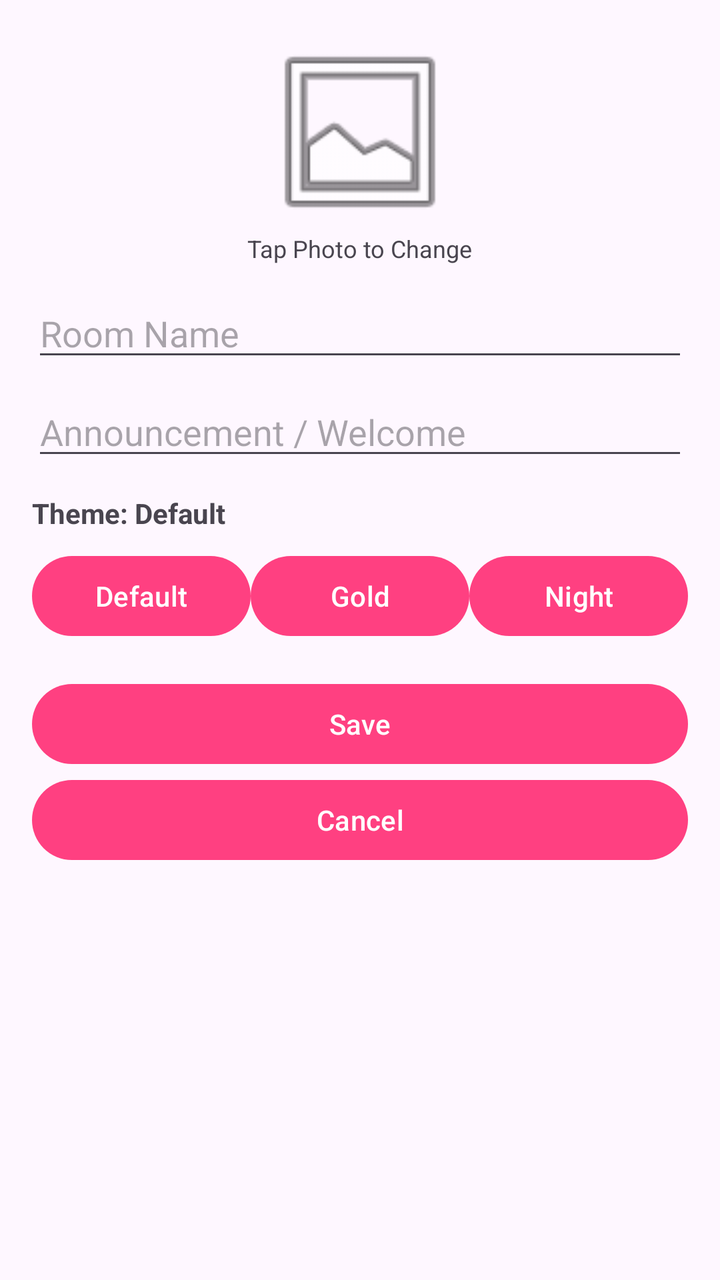
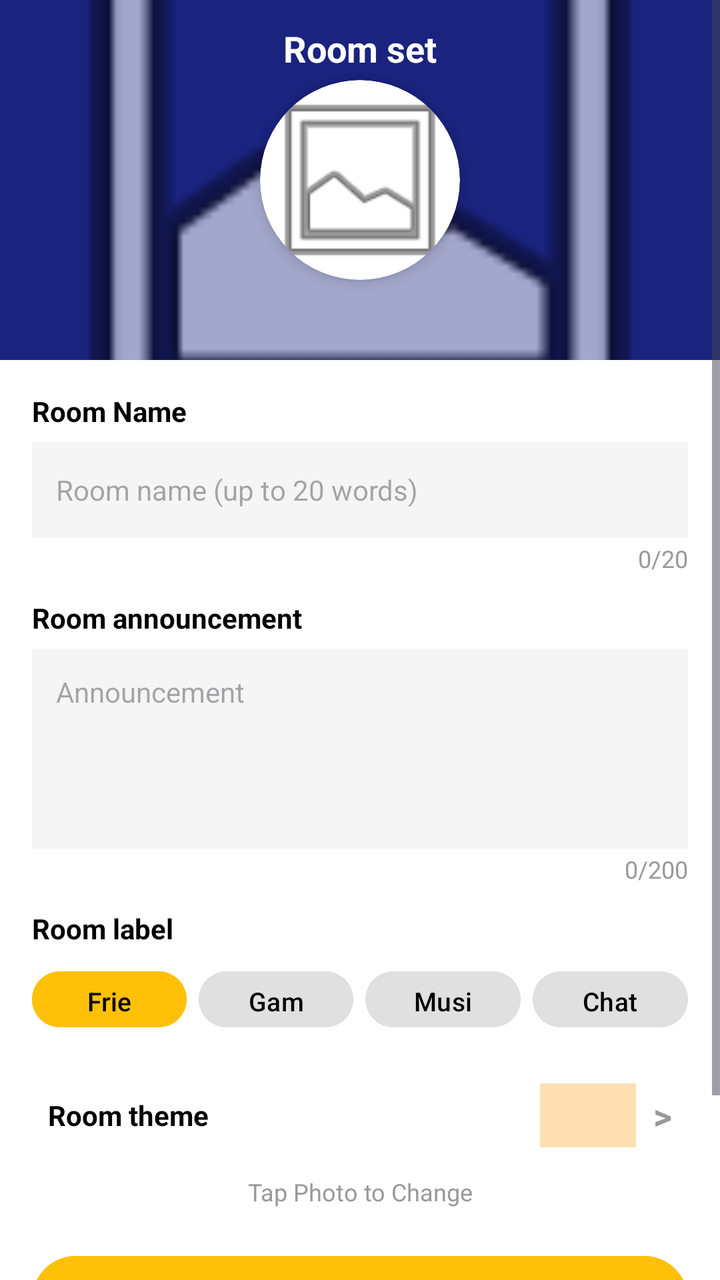

Two renders of the same Android screen: before a commit and after it. Below are the layout's source before the change and the commit's diff.
<!-- AndroidManifest.xml: application theme Theme.SRVoiceChat -->
<!-- res/layout/dialog_room_set.xml -->
<?xml version="1.0" encoding="utf-8"?>
<ScrollView xmlns:android="http://schemas.android.com/apk/res/android"
    android:layout_width="match_parent"
    android:layout_height="wrap_content">
    <LinearLayout android:layout_width="match_parent" android:layout_height="wrap_content" android:orientation="vertical" android:padding="16dp">
        <ImageView android:id="@+id/imgRoomPhoto" android:layout_width="100dp" android:layout_height="100dp" android:layout_gravity="center" android:src="@android:drawable/ic_menu_gallery" />
        <TextView android:layout_width="wrap_content" android:layout_height="wrap_content" android:layout_gravity="center" android:text="Tap Photo to Change" android:textSize="12sp" />
        <EditText android:id="@+id/etRoomName" android:layout_width="match_parent" android:layout_height="wrap_content" android:hint="Room Name" android:layout_marginTop="12dp" />
        <EditText android:id="@+id/etRoomAnnouncement" android:layout_width="match_parent" android:layout_height="wrap_content" android:hint="Announcement / Welcome" android:layout_marginTop="8dp" />
        <TextView android:id="@+id/tvSelectedTheme" android:layout_width="wrap_content" android:layout_height="wrap_content" android:text="Theme: Default" android:layout_marginTop="12dp" android:textStyle="bold" />
        <LinearLayout android:layout_width="match_parent" android:layout_height="wrap_content" android:orientation="horizontal" android:layout_marginTop="8dp">
            <Button android:id="@+id/btnThemeDefault" android:layout_width="0dp" android:layout_height="wrap_content" android:layout_weight="1" android:text="Default" />
            <Button android:id="@+id/btnThemeGold" android:layout_width="0dp" android:layout_height="wrap_content" android:layout_weight="1" android:text="Gold" />
            <Button android:id="@+id/btnThemeNight" android:layout_width="0dp" android:layout_height="wrap_content" android:layout_weight="1" android:text="Night" />
        </LinearLayout>
        <Button android:id="@+id/btnSaveRoomSet" android:layout_width="match_parent" android:layout_height="wrap_content" android:text="Save" android:layout_marginTop="16dp" />
        <Button android:id="@+id/btnCancelRoomSet" android:layout_width="match_parent" android:layout_height="wrap_content" android:text="Cancel" />
    </LinearLayout>
</ScrollView>
<!-- resources referenced by this layout -->
<resources>
  <style name="Theme.SRVoiceChat" parent="Theme.Material3.DayNight.NoActionBar">
          <item name="colorPrimary">#FF4081</item>
          <item name="android:statusBarColor">#FF4081</item>
          <item name="android:windowLightStatusBar">true</item>
      </style>
</resources>

<!-- the commit's change to res/layout/dialog_room_set.xml (unified diff, before → after) -->
@@ -1,19 +1,271 @@
 <?xml version="1.0" encoding="utf-8"?>
 <ScrollView xmlns:android="http://schemas.android.com/apk/res/android"
     android:layout_width="match_parent"
-    android:layout_height="wrap_content">
-    <LinearLayout android:layout_width="match_parent" android:layout_height="wrap_content" android:orientation="vertical" android:padding="16dp">
-        <ImageView android:id="@+id/imgRoomPhoto" android:layout_width="100dp" android:layout_height="100dp" android:layout_gravity="center" android:src="@android:drawable/ic_menu_gallery" />
-        <TextView android:layout_width="wrap_content" android:layout_height="wrap_content" android:layout_gravity="center" android:text="Tap Photo to Change" android:textSize="12sp" />
-        <EditText android:id="@+id/etRoomName" android:layout_width="match_parent" android:layout_height="wrap_content" android:hint="Room Name" android:layout_marginTop="12dp" />
-        <EditText android:id="@+id/etRoomAnnouncement" android:layout_width="match_parent" android:layout_height="wrap_content" android:hint="Announcement / Welcome" android:layout_marginTop="8dp" />
-        <TextView android:id="@+id/tvSelectedTheme" android:layout_width="wrap_content" android:layout_height="wrap_content" android:text="Theme: Default" android:layout_marginTop="12dp" android:textStyle="bold" />
-        <LinearLayout android:layout_width="match_parent" android:layout_height="wrap_content" android:orientation="horizontal" android:layout_marginTop="8dp">
-            <Button android:id="@+id/btnThemeDefault" android:layout_width="0dp" android:layout_height="wrap_content" android:layout_weight="1" android:text="Default" />
-            <Button android:id="@+id/btnThemeGold" android:layout_width="0dp" android:layout_height="wrap_content" android:layout_weight="1" android:text="Gold" />
-            <Button android:id="@+id/btnThemeNight" android:layout_width="0dp" android:layout_height="wrap_content" android:layout_weight="1" android:text="Night" />
+    android:layout_height="wrap_content"
+    android:background="#FFFFFF">
+
+    <LinearLayout
+        android:layout_width="match_parent"
+        android:layout_height="wrap_content"
+        android:orientation="vertical">
+
+        
+        <FrameLayout
+            android:layout_width="match_parent"
+            android:layout_height="180dp">
+
+            <ImageView
+                android:id="@+id/imgRoomSetBg"
+                android:layout_width="match_parent"
+                android:layout_height="match_parent"
+                android:scaleType="centerCrop"
+                android:background="#1A237E"
+                android:src="@android:drawable/ic_menu_gallery" />
+
+            <TextView
+                android:layout_width="wrap_content"
+                android:layout_height="wrap_content"
+                android:text="Room set"
+                android:textColor="#FFFFFF"
+                android:textSize="18sp"
+                android:textStyle="bold"
+                android:layout_gravity="top|center_horizontal"
+                android:layout_marginTop="12dp" />
+
+            
+            <androidx.cardview.widget.CardView
+                android:layout_width="100dp"
+                android:layout_height="100dp"
+                app:cardCornerRadius="50dp"
+                app:cardElevation="4dp"
+                android:layout_gravity="center"
+                xmlns:app="http://schemas.android.com/apk/res-auto">
+                <ImageView
+                    android:id="@+id/imgRoomPhoto"
+                    android:layout_width="match_parent"
+                    android:layout_height="match_parent"
+                    android:scaleType="centerCrop"
+                    android:src="@android:drawable/ic_menu_gallery" />
+            </androidx.cardview.widget.CardView>
+        </FrameLayout>
+
+        <LinearLayout
+            android:layout_width="match_parent"
+            android:layout_height="wrap_content"
+            android:orientation="vertical"
+            android:padding="16dp">
+
+            
+            <TextView
+                android:layout_width="wrap_content"
+                android:layout_height="wrap_content"
+                android:text="Room Name"
+                android:textColor="#000000"
+                android:textSize="14sp"
+                android:textStyle="bold" />
+
+            <EditText
+                android:id="@+id/etRoomName"
+                android:layout_width="match_parent"
+                android:layout_height="48dp"
+                android:background="#F5F5F5"
+                android:padding="12dp"
+                android:hint="Room name (up to 20 words)"
+                android:textColor="#000000"
+                android:textSize="14sp"
+                android:maxLength="20"
+                android:layout_marginTop="6dp" />
+
+            <TextView
+                android:id="@+id/tvRoomNameCount"
+                android:layout_width="match_parent"
+                android:layout_height="wrap_content"
+                android:text="0/20"
+                android:textColor="#999999"
+                android:textSize="12sp"
+                android:gravity="end"
+                android:layout_marginTop="2dp" />
+
+            
+            <TextView
+                android:layout_width="wrap_content"
+                android:layout_height="wrap_content"
+                android:text="Room announcement"
+                android:textColor="#000000"
+                android:textSize="14sp"
+                android:textStyle="bold"
+                android:layout_marginTop="12dp" />
+
+            <EditText
+                android:id="@+id/etRoomAnnouncement"
+                android:layout_width="match_parent"
+                android:layout_height="100dp"
+                android:background="#F5F5F5"
+                android:padding="12dp"
+                android:hint="Announcement"
+                android:textColor="#000000"
+                android:textSize="14sp"
+                android:maxLength="200"
+                android:gravity="top"
+                android:layout_marginTop="6dp" />
+
+            <TextView
+                android:id="@+id/tvRoomAnnounceCount"
+                android:layout_width="match_parent"
+                android:layout_height="wrap_content"
+                android:text="0/200"
+                android:textColor="#999999"
+                android:textSize="12sp"
+                android:gravity="end"
+                android:layout_marginTop="2dp" />
+
+            
+            <TextView
+                android:layout_width="wrap_content"
+                android:layout_height="wrap_content"
+                android:text="Room label"
+                android:textColor="#000000"
+                android:textSize="14sp"
+                android:textStyle="bold"
+                android:layout_marginTop="12dp" />
+
+            <LinearLayout
+                android:layout_width="match_parent"
+                android:layout_height="wrap_content"
+                android:orientation="horizontal"
+                android:layout_marginTop="8dp">
+
+                <Button
+                    android:id="@+id/btnLabelFriends"
+                    android:layout_width="0dp"
+                    android:layout_height="36dp"
+                    android:layout_weight="1"
+                    android:text="Friends"
+                    android:textColor="#000000"
+                    android:textSize="13sp"
+                    android:backgroundTint="#FFC107"
+                    android:layout_marginEnd="6dp" />
+
+                <Button
+                    android:id="@+id/btnLabelGame"
+                    android:layout_width="0dp"
+                    android:layout_height="36dp"
+                    android:layout_weight="1"
+                    android:text="Game"
+                    android:textColor="#000000"
+                    android:textSize="13sp"
+                    android:backgroundTint="#E0E0E0"
+                    android:layout_marginEnd="6dp" />
+
+                <Button
+                    android:id="@+id/btnLabelMusic"
+                    android:layout_width="0dp"
+                    android:layout_height="36dp"
+                    android:layout_weight="1"
+                    android:text="Music"
+                    android:textColor="#000000"
+                    android:textSize="13sp"
+                    android:backgroundTint="#E0E0E0"
+                    android:layout_marginEnd="6dp" />
+
+                <Button
+                    android:id="@+id/btnLabelChat"
+                    android:layout_width="0dp"
+                    android:layout_height="36dp"
+                    android:layout_weight="1"
+                    android:text="Chat"
+                    android:textColor="#000000"
+                    android:textSize="13sp"
+                    android:backgroundTint="#E0E0E0" />
+            </LinearLayout>
+
+            
+            <LinearLayout
+                android:id="@+id/layoutRoomThemeRow"
+                android:layout_width="match_parent"
+                android:layout_height="wrap_content"
+                android:orientation="horizontal"
+                android:gravity="center_vertical"
+                android:layout_marginTop="16dp"
+                android:padding="8dp">
+
+                <TextView
+                    android:layout_width="0dp"
+                    android:layout_height="wrap_content"
+                    android:layout_weight="1"
+                    android:text="Room theme"
+                    android:textColor="#000000"
+                    android:textSize="14sp"
+                    android:textStyle="bold" />
+
+                <ImageView
+                    android:id="@+id/imgSelectedThemeThumb"
+                    android:layout_width="48dp"
+                    android:layout_height="32dp"
+                    android:scaleType="centerCrop"
+                    android:background="#FFE0B2" />
+
+                <TextView
+                    android:layout_width="wrap_content"
+                    android:layout_height="wrap_content"
+                    android:text="  >"
+                    android:textColor="#999999"
+                    android:textSize="18sp"
+                    android:textStyle="bold" />
+            </LinearLayout>
+
+            
+            <TextView
+                android:id="@+id/tvSelectedTheme"
+                android:layout_width="wrap_content"
+                android:layout_height="wrap_content"
+                android:text="Theme: Default"
+                android:textSize="12sp"
+                android:textColor="#999999"
+                android:visibility="gone" />
+
+            <LinearLayout
+                android:layout_width="match_parent"
+                android:layout_height="wrap_content"
+                android:orientation="horizontal"
+                android:visibility="gone">
+                <Button android:id="@+id/btnThemeDefault" android:layout_width="0dp" android:layout_height="wrap_content" android:layout_weight="1" android:text="Default" />
+                <Button android:id="@+id/btnThemeGold" android:layout_width="0dp" android:layout_height="wrap_content" android:layout_weight="1" android:text="Gold" />
+                <Button android:id="@+id/btnThemeNight" android:layout_width="0dp" android:layout_height="wrap_content" android:layout_weight="1" android:text="Night" />
+            </LinearLayout>
+
+            
+            <TextView
+                android:layout_width="match_parent"
+                android:layout_height="wrap_content"
+                android:text="Tap Photo to Change"
+                android:textColor="#999999"
+                android:textSize="12sp"
+                android:gravity="center"
+                android:layout_marginTop="6dp" />
+
+            
+            <Button
+                android:id="@+id/btnSaveRoomSet"
+                android:layout_width="match_parent"
+                android:layout_height="52dp"
+                android:text="Save"
+                android:textColor="#000000"
+                android:textSize="16sp"
+                android:textStyle="bold"
+                android:backgroundTint="#FFC107"
+                android:layout_marginTop="20dp" />
+
+            <Button
+                android:id="@+id/btnCancelRoomSet"
+                android:layout_width="match_parent"
+                android:layout_height="48dp"
+                android:text="Cancel"
+                android:textColor="#999999"
+                android:textSize="14sp"
+                android:backgroundTint="#F5F5F5"
+                android:layout_marginTop="8dp" />
+
         </LinearLayout>
-        <Button android:id="@+id/btnSaveRoomSet" android:layout_width="match_parent" android:layout_height="wrap_content" android:text="Save" android:layout_marginTop="16dp" />
-        <Button android:id="@+id/btnCancelRoomSet" android:layout_width="match_parent" android:layout_height="wrap_content" android:text="Cancel" />
     </LinearLayout>
 </ScrollView>
